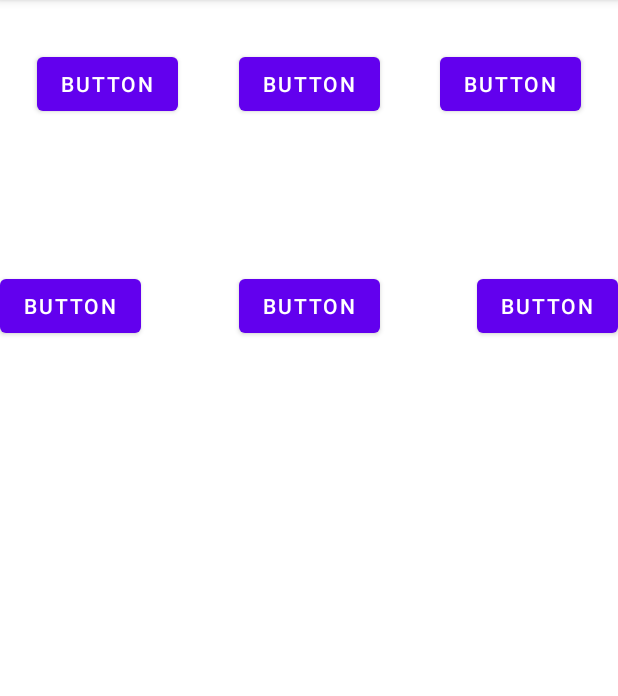
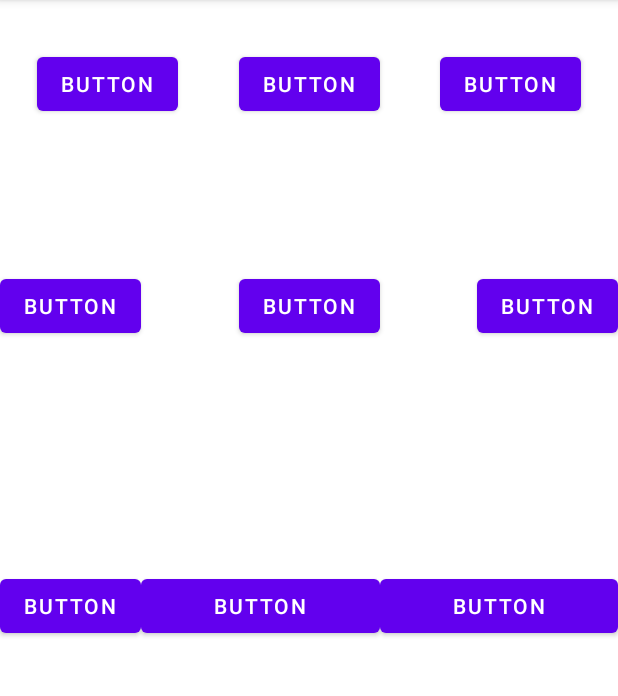
Before and after one commit to jalvarezbretana/Constrain, an Android app: the screen it shows after launch (MainActivity), on a phone screen of 412 x 824 dp, the part 84-780 px from its top. Run offline under Robolectric (Android 15) with nearby library versions, the phone set to English and light mode, and no system bars.

Commit message:
1. Weighted

```diff
--- a/app/src/main/res/layout/activity_main.xml
+++ b/app/src/main/res/layout/activity_main.xml
@@ -69,4 +69,34 @@
         android:text="Button"
         app:layout_constraintEnd_toEndOf="parent"
         app:layout_constraintTop_toTopOf="parent" />
+
+    <Button
+        android:id="@+id/button9"
+        android:layout_width="wrap_content"
+        android:layout_height="wrap_content"
+        android:layout_marginBottom="340dp"
+        android:text="Button"
+        app:layout_constraintBottom_toBottomOf="parent"
+        app:layout_constraintEnd_toStartOf="@+id/button10"
+        app:layout_constraintStart_toStartOf="parent" />
+
+    <Button
+        android:id="@+id/button10"
+        android:layout_width="0dp"
+        android:layout_height="wrap_content"
+        android:layout_marginBottom="340dp"
+        android:text="Button"
+        app:layout_constraintBottom_toBottomOf="parent"
+        app:layout_constraintEnd_toStartOf="@+id/button11"
+        app:layout_constraintStart_toEndOf="@+id/button9" />
+
+    <Button
+        android:id="@+id/button11"
+        android:layout_width="0dp"
+        android:layout_height="wrap_content"
+        android:layout_marginBottom="340dp"
+        android:text="Button"
+        app:layout_constraintBottom_toBottomOf="parent"
+        app:layout_constraintEnd_toEndOf="parent"
+        app:layout_constraintStart_toEndOf="@+id/button10" />
 </androidx.constraintlayout.widget.ConstraintLayout>
```
